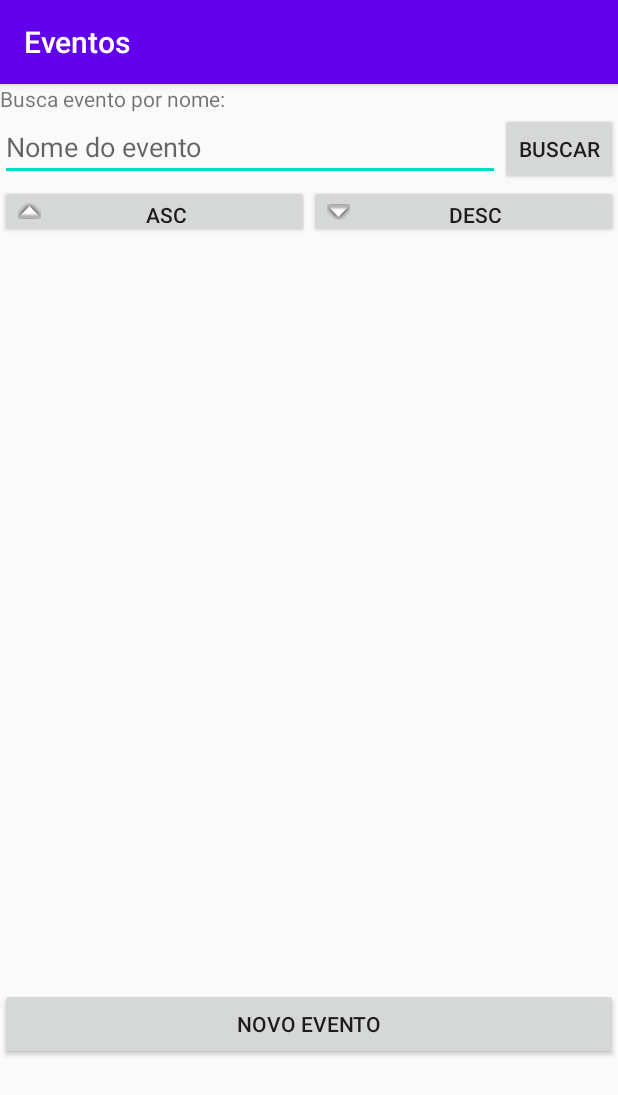
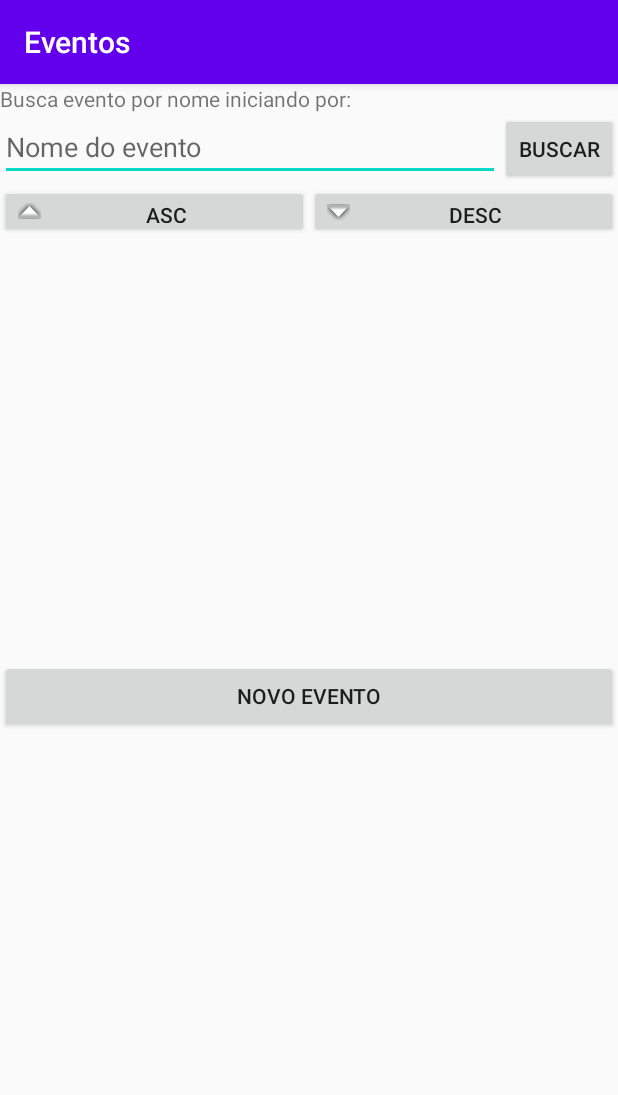
Before and after one commit to matheusrossato/EventManager, an Android app: the screen it shows after launch (MainActivity), on a phone screen of 412 x 824 dp. Shown: the top 1095 px of the screen. Run offline under Robolectric (Android 15) with nearby library versions, the phone set to English and light mode, and no system bars.

```diff
--- a/app/src/main/java/br/senai/sc/eventmanager/database/EventDAO.java
+++ b/app/src/main/java/br/senai/sc/eventmanager/database/EventDAO.java
@@ -13,8 +13,10 @@ import br.senai.sc.eventmanager.models.Event;
 
 public class EventDAO {
     private DBGateway dbGateway;
-    private final String SQL_LIST_ALL = "SELECT * FROM " + EventEntity.TABLE_NAME;
-    private final String SQL_LIST_SEARCH = "SELECT * FROM " + EventEntity.TABLE_NAME + " WHERE " + EventEntity.COLUMN_NAME_NAME + " LIKE ? ;";
+    public String orderByName = "ASC";
+    private final String SQL_LIST_ALL = "SELECT * FROM " + EventEntity.TABLE_NAME + " ORDER BY " + EventEntity.COLUMN_NAME_NAME + " ";
+    private final String SQL_LIST_SEARCH = "SELECT * FROM " + EventEntity.TABLE_NAME + " WHERE " + EventEntity.COLUMN_NAME_NAME + " LIKE ? " + "ORDER BY " + EventEntity.COLUMN_NAME_NAME + " ";
+    //private final String SQL_LIST_SEARCH_WHERE =  ";
 
     public EventDAO(Context context){
         dbGateway = DBGateway.getInstance(context);
@@ -45,9 +47,17 @@ public class EventDAO {
         return 0;
     }
 
-    public List<Event> list(){
+    public List<Event> list(boolean nameOrderByAsc){
         List<Event> events = new ArrayList<>();
-        Cursor cursor = dbGateway.getDatabase().rawQuery(SQL_LIST_ALL, null);
+        if (!nameOrderByAsc){
+            orderByName = "DESC";
+        } else {
+            orderByName = "ASC";
+        }
+
+        System.out.println("SQL LIST ALL:");
+        System.out.println(SQL_LIST_ALL + orderByName);
+        Cursor cursor = dbGateway.getDatabase().rawQuery(SQL_LIST_ALL + orderByName, null);
         while (cursor.moveToNext()) {
             int id = cursor.getInt(cursor.getColumnIndex(EventEntity._ID));
             String name = cursor.getString(cursor.getColumnIndex(EventEntity.COLUMN_NAME_NAME));
@@ -59,9 +69,17 @@ public class EventDAO {
         return events;
     }
 
-    public List<Event> search(String searchString){
+    public List<Event> search(String searchString, boolean nameOrderByAsc){
         List<Event> events = new ArrayList<>();
-        Cursor cursor = dbGateway.getDatabase().rawQuery(SQL_LIST_SEARCH,new String[]{searchString});
+        if (!nameOrderByAsc){
+            orderByName = "DESC";
+        }
+        else {
+            orderByName = "ASC";
+        }
+        System.out.println("SQL SEARCH:");
+        System.out.println(SQL_LIST_SEARCH + orderByName);
+        Cursor cursor = dbGateway.getDatabase().rawQuery(SQL_LIST_SEARCH + orderByName,new String[]{searchString});
         while (cursor.moveToNext()) {
             int id = cursor.getInt(cursor.getColumnIndex(EventEntity._ID));
             String name = cursor.getString(cursor.getColumnIndex(EventEntity.COLUMN_NAME_NAME));
--- a/app/src/main/res/layout/activity_main.xml
+++ b/app/src/main/res/layout/activity_main.xml
@@ -11,7 +11,7 @@
         android:id="@+id/textView_search"
         android:layout_width="match_parent"
         android:layout_height="wrap_content"
-        android:text="Busca evento por nome:" />
+        android:text="Busca evento por nome iniciando por:" />
 
     <LinearLayout
         android:layout_width="match_parent"
@@ -45,6 +45,7 @@
             android:layout_height="wrap_content"
             android:layout_weight="1"
             android:drawableLeft="@android:drawable/arrow_up_float"
+            android:onClick="onClickOrderBy"
             android:text="Asc" />
 
         <Button
@@ -53,14 +54,14 @@
             android:layout_height="wrap_content"
             android:layout_weight="1"
             android:drawableLeft="@android:drawable/arrow_down_float"
+            android:onClick="onClickOrderBy"
             android:text="Desc" />
     </LinearLayout>
 
     <ListView
         android:id="@+id/listView_events"
         android:layout_width="match_parent"
-        android:layout_height="500dp">
-    </ListView>
+        android:layout_height="281dp"></ListView>
 
     <Button
         android:id="@+id/btn_createEvent"
```
Also changed, not shown: app/src/main/java/br/senai/sc/eventmanager/MainActivity.java (+25 -42 lines).
